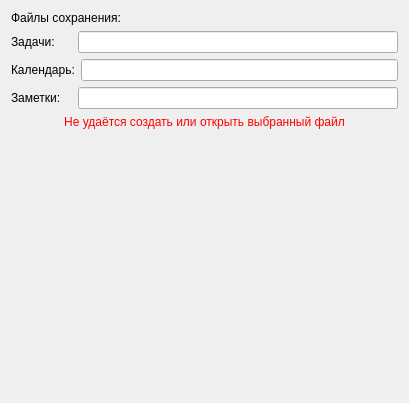
Qt form settings.ui (Ledle/Qrganizer) before a commit.
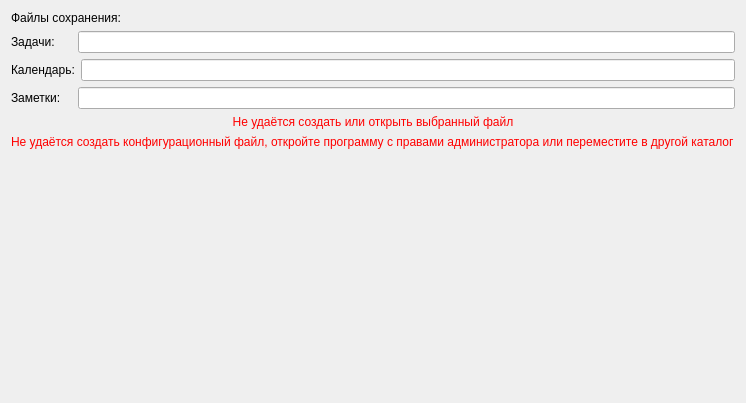
The same form after that commit.

The edit to the form file:
```diff
--- a/settings.ui
+++ b/settings.ui
@@ -6,7 +6,7 @@
    <rect>
     <x>0</x>
     <y>0</y>
-    <width>409</width>
+    <width>735</width>
     <height>403</height>
    </rect>
   </property>
@@ -91,6 +91,16 @@
      </property>
     </widget>
    </item>
+   <item>
+    <widget class="QLabel" name="Error_label">
+     <property name="text">
+      <string>&lt;html&gt;&lt;head/&gt;&lt;body&gt;&lt;p&gt;&lt;span style=&quot; color:#ff0000;&quot;&gt;Не удаётся создать конфигурационный файл, откройте программу с правами администратора или переместите в другой каталог&lt;/span&gt;&lt;/p&gt;&lt;/body&gt;&lt;/html&gt;</string>
+     </property>
+     <property name="scaledContents">
+      <bool>true</bool>
+     </property>
+    </widget>
+   </item>
    <item>
     <spacer name="verticalSpacer">
      <property name="orientation">
```
